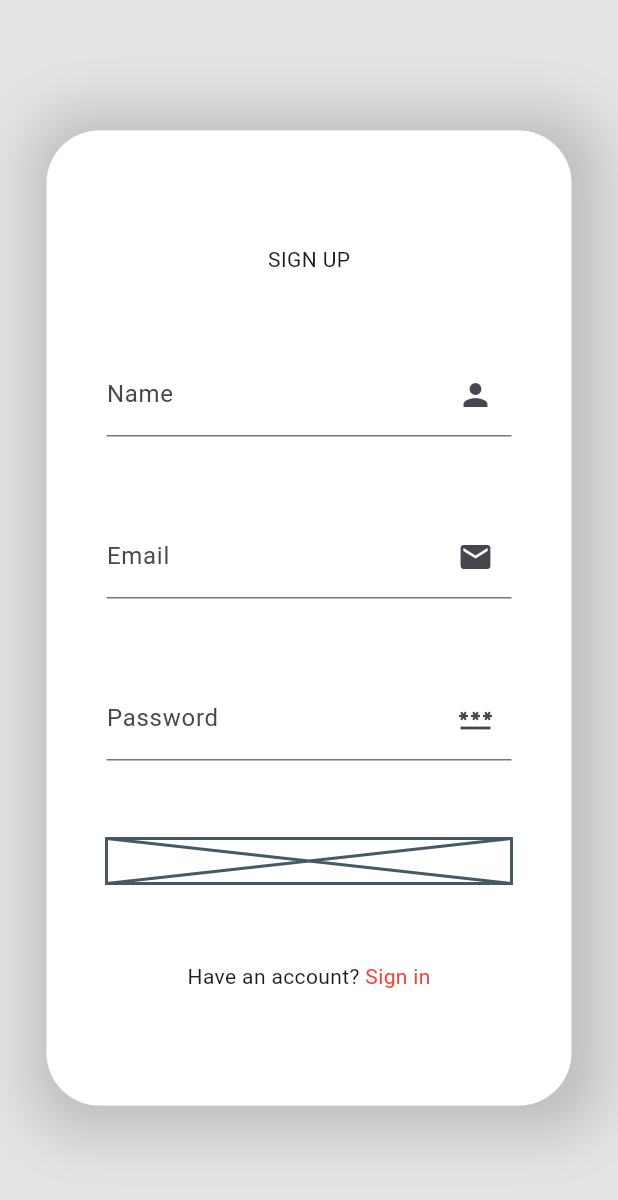
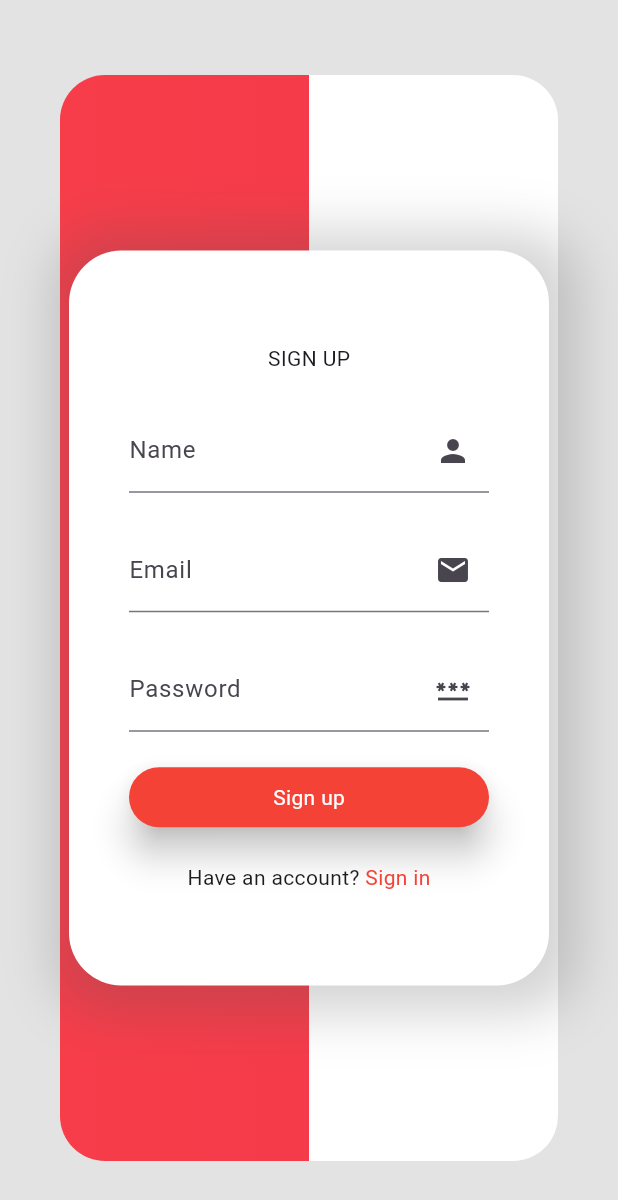
Before and after one commit to s7Thiago/flutter-login-concept, a Flutter app: the screen it shows after launch, on a phone screen of 412 x 824 dp. Shown: the top 1200 px of the screen. Run offline on Flutter 3.47's test engine with Material 3 defaults, Android fonts, the phone set to English and light mode, and no system bars.

Commit message:
componente botao

```diff
--- /dev/null
+++ b/lib/shared/widgets/custom_button.dart
@@ -0,0 +1,37 @@
+import 'package:flutter/material.dart';
+
+class CustomButton extends StatelessWidget {
+  final double width;
+  final double height;
+  final String text;
+  final Color color;
+
+  const CustomButton({
+    super.key,
+    this.width = 90,
+    this.height = 40,
+    this.text = "",
+    this.color = Colors.lightBlue,
+  });
+
+  @override
+  Widget build(BuildContext context) {
+    return Material(
+      elevation: 10,
+      color: color,
+      borderRadius: BorderRadius.circular(20),
+      child: InkWell(
+        onTap: () {},
+        borderRadius: BorderRadius.circular(20),
+        child: Container(
+            alignment: Alignment.center,
+            width: width,
+            height: height,
+            child: Text(
+              text,
+              style: const TextStyle(color: Colors.white),
+            )),
+      ),
+    );
+  }
+}
--- a/lib/view/login/widgets/background.dart
+++ b/lib/view/login/widgets/background.dart
@@ -7,7 +7,7 @@ class LoginBackgroundWidget extends StatelessWidget {
   @override
   Widget build(BuildContext context) {
     return Padding(
-      padding: const EdgeInsets.all(100),
+      padding: const EdgeInsets.symmetric(horizontal: 40, vertical: 50),
       child: Row(
         children: [
           Expanded(
--- a/lib/view/login/widgets/login_form.dart
+++ b/lib/view/login/widgets/login_form.dart
@@ -1,4 +1,5 @@
 import 'package:flutter/material.dart';
+import 'package:login_concept/shared/widgets/custom_button.dart';
 import 'package:login_concept/shared/widgets/custom_input.dart';
 
 class LoginFormWidget extends StatelessWidget {
@@ -21,8 +22,8 @@ class LoginFormWidget extends StatelessWidget {
         ],
         color: Colors.white,
       ),
-      width: (size.width * .5).clamp(350, 450),
-      height: 650,
+      width: (size.width * .5).clamp(320, 330),
+      height: (size.height * .6).clamp(350, 490),
       child: const Column(
         mainAxisAlignment: MainAxisAlignment.spaceAround,
         children: [
@@ -34,7 +35,11 @@ class LoginFormWidget extends StatelessWidget {
             icon: Icons.password,
             isPassword: true,
           ),
-          Placeholder(fallbackHeight: 30),
+          CustomButton(
+            width: double.maxFinite,
+            text: "Sign up",
+            color: Colors.red,
+          ),
           MouseRegion(
             cursor: SystemMouseCursors.click,
             child: Text.rich(TextSpan(
```
